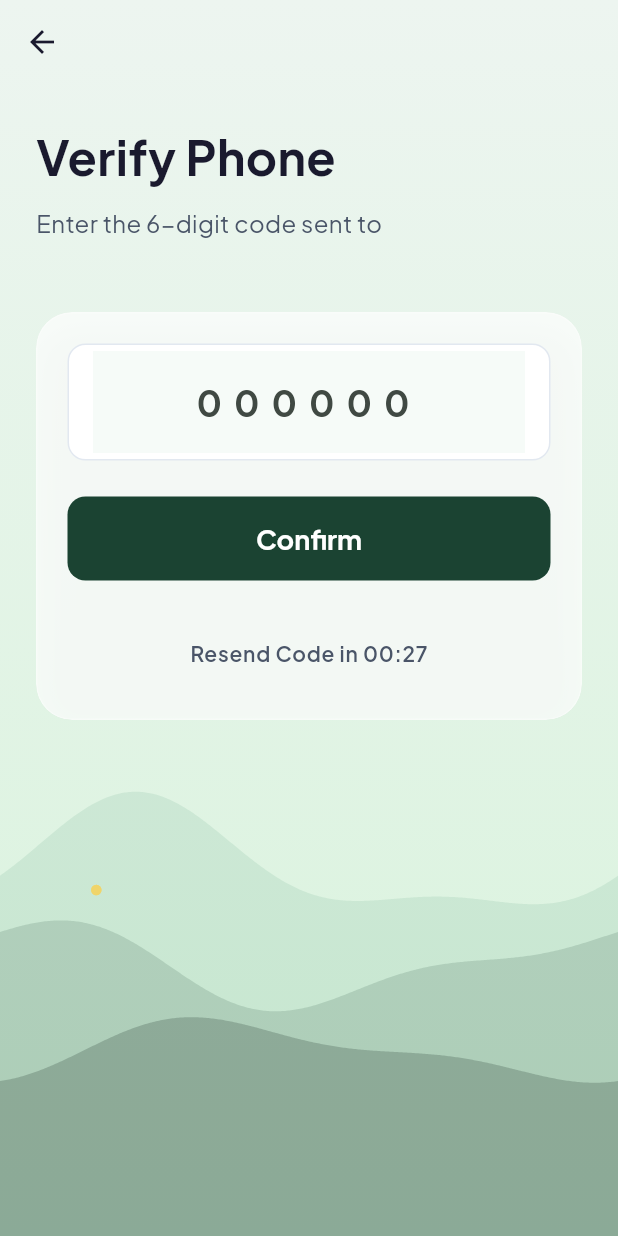
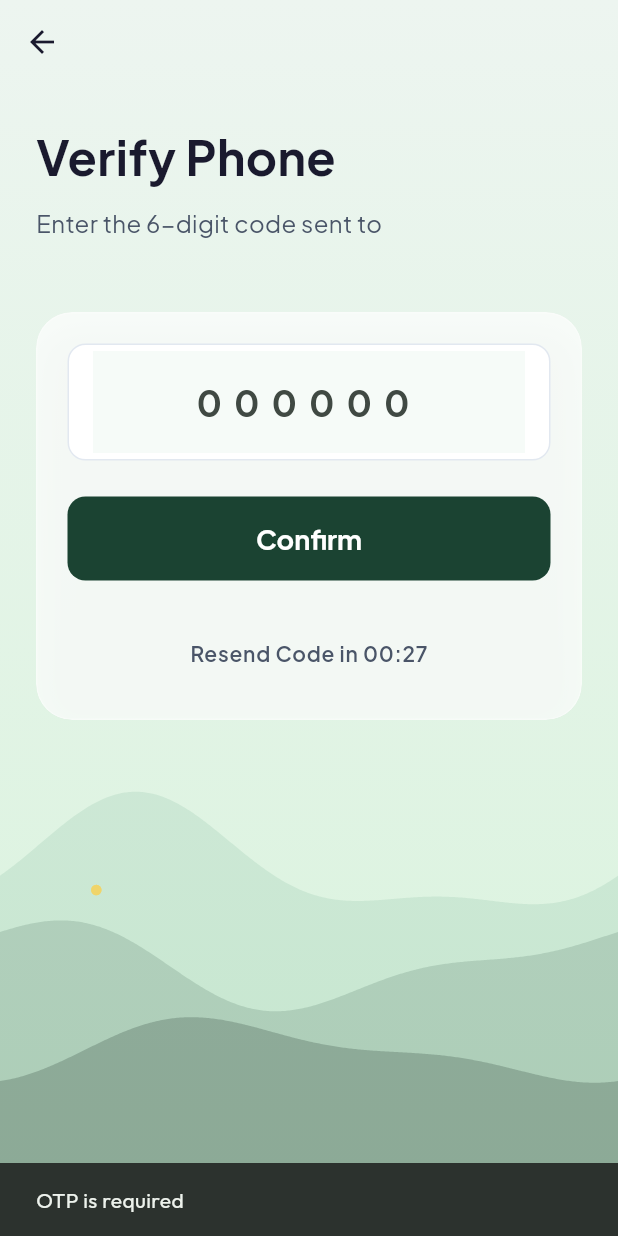
Before and after one commit to frost-guy-2006/VeGo, a Flutter app: the OtpScreen screen opened directly with empty values, after a tap on "Confirm", on a phone screen of 412 x 824 dp. Run offline on Flutter 3.47's test engine with Material 3 defaults, Android fonts, the phone set to English and light mode, and no system bars; our stand-ins replace cached_network_image, connectivity_plus, flutter_dotenv, flutter_map, flutter_riverpod, go_router and 7 more; accounts and stored records are empty.

Commit message:
fix(auth): Use centralized validation and prevent info leakage
- Refactored `LoginScreen` and `OtpScreen` to use `InputValidators` for validating phone numbers, emails, passwords, and OTPs, ensuring consistent constraints.
- Removed `e.toString()` from `catch` blocks in both screens.
- Replaced raw exception outputs with generic user-friendly messages (e.g., "Sign in failed", "Invalid OTP") to prevent potentially sensitive stack traces or backend details from being exposed in the UI.

Co-authored-by: frost-guy-2006 <183232967+frost-guy-2006@users.noreply.github.com>

```diff
--- a/freshflow/lib/features/auth/screens/otp_screen.dart
+++ b/freshflow/lib/features/auth/screens/otp_screen.dart
@@ -2,6 +2,7 @@ import 'dart:async';
 import 'package:flutter/material.dart';
 import 'package:vego/core/providers/auth_provider.dart';
 import 'package:vego/core/theme/app_colors.dart';
+import 'package:vego/core/utils/input_validators.dart';
 import 'package:vego/features/home/screens/home_screen.dart';
 import 'package:google_fonts/google_fonts.dart';
 import 'package:provider/provider.dart';
@@ -54,7 +55,16 @@ class _OtpScreenState extends State<OtpScreen> {
 
   Future<void> _verify() async {
     final otp = _otpController.text.trim();
-    if (otp.length != 6) return;
+
+    final error = InputValidators.validateOtp(otp);
+    if (error != null) {
+      if (mounted) {
+        ScaffoldMessenger.of(context).showSnackBar(
+          SnackBar(content: Text(error)),
+        );
+      }
+      return;
+    }
 
     try {
       await context.read<AuthProvider>().verifyOtp(widget.phoneNumber, otp);
@@ -67,7 +77,7 @@ class _OtpScreenState extends State<OtpScreen> {
     } catch (e) {
       if (mounted) {
         ScaffoldMessenger.of(context).showSnackBar(
-          SnackBar(content: Text('Invalid OTP: ${e.toString()}')),
+          const SnackBar(content: Text('Invalid OTP')),
         );
       }
     }
```
Also changed, not shown: freshflow/lib/features/auth/screens/login_screen.dart (+28 -17 lines).
